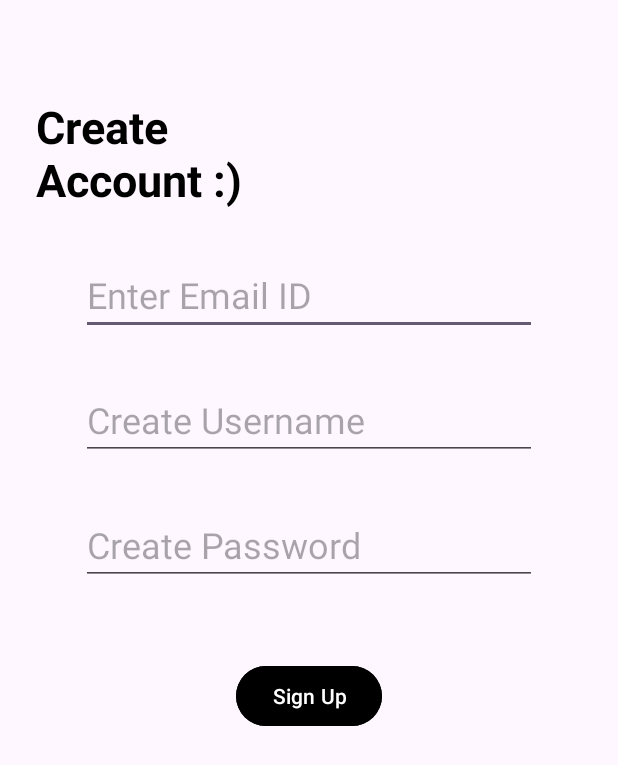
After one commit to Dehbbyk/WomenTechstersFirstApp, an Android app: the CreateNewAccountActivity screen opened directly, with no data from a screen before it, on a phone screen of 412 x 824 dp. The commit adds this screen. Shown: the top 765 px of the screen. Run offline under Robolectric (Android 15) with nearby library versions, the phone set to English and light mode, and no system bars.

Commit message:
Create new account page

```diff
--- a/app/src/main/AndroidManifest.xml
+++ b/app/src/main/AndroidManifest.xml
@@ -13,6 +13,9 @@
         android:theme="@style/Theme.WomenTechstersFirstApp"
         tools:targetApi="31">
         <activity
+            android:name=".CreateNewAccountActivity"
+            android:exported="false" />
+        <activity
             android:name=".LoginActivity"
             android:exported="false" />
         <activity
--- /dev/null
+++ b/app/src/main/java/com/debbie/womentechsters/CreateNewAccountActivity.kt
@@ -0,0 +1,12 @@
+package com.debbie.womentechsters
+
+import androidx.appcompat.app.AppCompatActivity
+import android.os.Bundle
+import android.widget.Button
+
+class CreateNewAccountActivity : AppCompatActivity() {
+    override fun onCreate(savedInstanceState: Bundle?) {
+        super.onCreate(savedInstanceState)
+        setContentView(R.layout.activity_create_new_account)
+    }
+}
--- a/app/src/main/java/com/debbie/womentechsters/LoginActivity.kt
+++ b/app/src/main/java/com/debbie/womentechsters/LoginActivity.kt
@@ -1,11 +1,19 @@
 package com.debbie.womentechsters
 
+import android.content.Intent
 import androidx.appcompat.app.AppCompatActivity
 import android.os.Bundle
+import android.widget.Button
 
 class LoginActivity : AppCompatActivity() {
     override fun onCreate(savedInstanceState: Bundle?) {
         super.onCreate(savedInstanceState)
         setContentView(R.layout.activity_login)
+        val createNAButton: Button = findViewById(R.id.createNewAccount)
+        createNAButton.setOnClickListener{
+            val intent = Intent (this, CreateNewAccountActivity:: class.java)
+            startActivity(intent)
+        }
+
     }
 }
--- /dev/null
+++ b/app/src/main/res/layout/activity_create_new_account.xml
@@ -0,0 +1,54 @@
+<?xml version="1.0" encoding="utf-8"?>
+<androidx.constraintlayout.widget.ConstraintLayout xmlns:android="http://schemas.android.com/apk/res/android"
+    xmlns:app="http://schemas.android.com/apk/res-auto"
+    xmlns:tools="http://schemas.android.com/tools"
+    android:layout_width="match_parent"
+    android:layout_height="match_parent"
+    tools:context=".CreateNewAccountActivity"
+    android:padding="24dp">
+    <TextView
+        android:id="@+id/header_title"
+        android:layout_width="match_parent"
+        android:layout_height="wrap_content"
+        android:text="Create \nAccount :)"
+        app:layout_constraintTop_toTopOf="parent"
+        android:textSize="30sp"
+        android:layout_marginBottom="30dp"
+        android:layout_marginTop="40dp"
+        android:textColor="@color/black"
+        android:textStyle="bold"/>
+
+    <EditText
+        android:id="@+id/username"
+        android:layout_width="match_parent"
+        android:layout_height="wrap_content"
+        android:hint="Enter Email ID"
+        android:layout_margin="30dp"
+        app:layout_constraintTop_toBottomOf="@+id/header_title"
+        android:textSize="24sp"/>
+    <EditText
+        android:id="@+id/email"
+        android:layout_width="match_parent"
+        android:layout_height="wrap_content"
+        android:hint="Create Username"
+        android:layout_margin="30dp"
+        app:layout_constraintTop_toBottomOf="@+id/username"
+        android:textSize="24sp"/>
+    <EditText
+        android:id="@+id/password"
+        android:layout_width="match_parent"
+        android:layout_height="wrap_content"
+        android:hint="Create Password"
+        android:layout_margin="30dp"
+        app:layout_constraintTop_toBottomOf="@+id/email"
+        android:textSize="24sp"/>
+    <Button
+        android:layout_width="wrap_content"
+        android:layout_height="wrap_content"
+        android:text="Sign Up"
+        android:layout_marginTop="50dp"
+        android:backgroundTint="@color/black"
+        app:layout_constraintTop_toBottomOf="@+id/password"
+        app:layout_constraintStart_toStartOf="parent"
+        app:layout_constraintEnd_toEndOf="parent"/>
+</androidx.constraintlayout.widget.ConstraintLayout>
--- a/app/src/main/res/layout/activity_login.xml
+++ b/app/src/main/res/layout/activity_login.xml
@@ -83,10 +83,10 @@
         app:layout_constraintEnd_toEndOf="parent"
         app:layout_constraintTop_toBottomOf="@id/button"/>
     <Button
-        android:id="@+id/newAccount"
+        android:id="@+id/createNewAccount"
         android:layout_width="wrap_content"
         android:layout_height="wrap_content"
-        android:text="Or Create a New Account"
+        android:text="Create New Account"
         android:textSize="15sp"
         android:textAlignment="center"
         android:backgroundTint="#E1FAE0"
```
